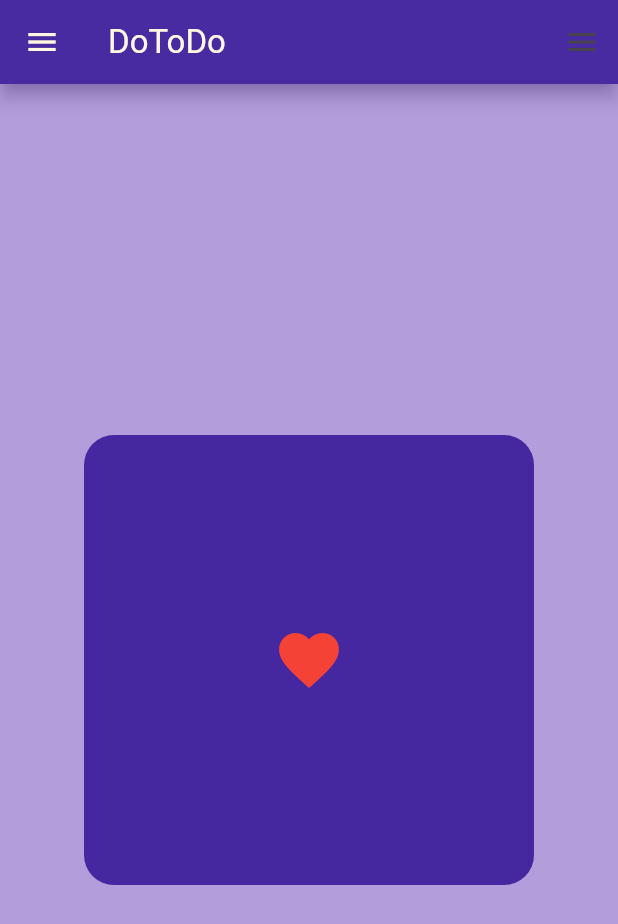
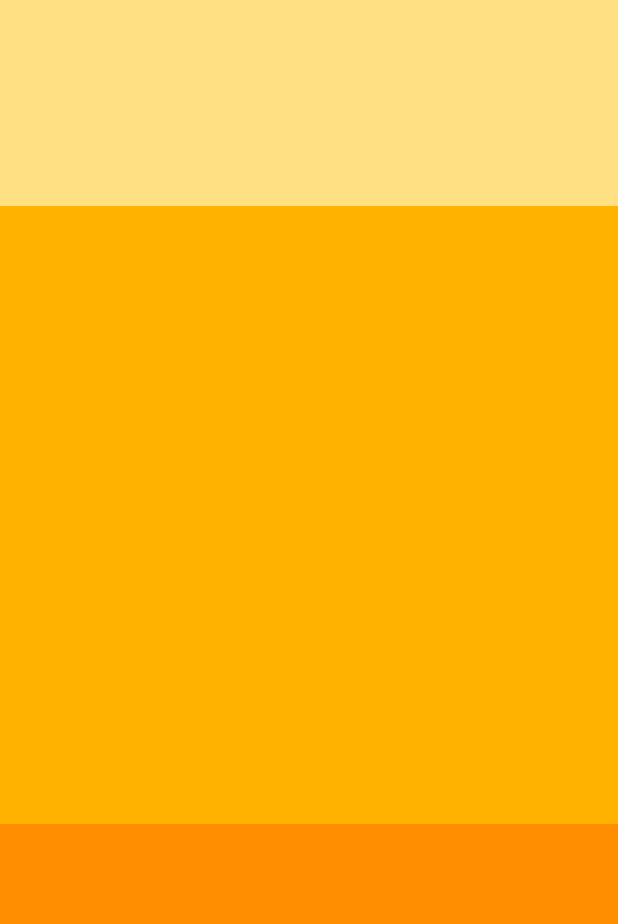
Before and after one commit to DarshDCoding/learningFlutter, a Flutter app: the screen it shows after launch, on a phone screen of 412 x 824 dp. Shown: the top 924 px of the screen. Run offline on Flutter 3.47's test engine with Material 3 defaults, Android fonts, the phone set to English and light mode, and no system bars.

Commit message:
playing with Column and expanded

```diff
--- a/lib/main.dart
+++ b/lib/main.dart
@@ -12,39 +12,37 @@ class App extends StatelessWidget {
     return MaterialApp(
       debugShowCheckedModeBanner: false,
       home: Scaffold(
-        backgroundColor: Colors.deepPurple.shade200,
-        appBar: AppBar(
-          title: Text("DoToDo",
-          style: TextStyle(color: Colors.amber.shade50)),
-          backgroundColor: Colors.deepPurple.shade800,
-
-          //for box shadow....
-          shadowColor: Colors.deepPurple.shade300,
-          elevation: 5,
-
-          //icon on left (use leading)
-          leading: Icon(Icons.menu,
-          color: Colors.amber.shade50,),
-          actions: [IconButton(onPressed: ()=>{}, icon: Icon(Icons.menu))],
-        ),
-        body: Center(
-          child: Container(
-            height: 300,
-            width: 300,
-            // padding: EdgeInsets.only(top: 40, left: 40),
-            decoration: BoxDecoration(
-              color: Colors.deepPurple.shade800,
-              borderRadius: BorderRadius.circular(20),
-            ),
-            child: Center(
-              child: Icon(
-                Icons.favorite_sharp,
-                color: Colors.red.shade500,
-                size: 48,
+        // backgroundColor: Colors.deepPurple.shade200,
+        body:
+        Container(
+          child: Column(
+            // mainAxisAlignment: MainAxisAlignment.spaceEvenly,
+            crossAxisAlignment: CrossAxisAlignment.end,
+            children: [
+              //Expanded can be used to make all items take equal space in given container by removing height and widhth from every children.
+              //box 1
+              Expanded( //expands to take all space in whatever dimention in missing i.e. height/width
+                child: Container(
+                  color: Colors.amber.shade200,
+                ),
               ),
-            ),
+              //box 2
+              Expanded(
+                flex: 3, //height ratio in comparison with other childrens
+                child: Container(
+                  color: Colors.amber.shade600,
+                ),
+              ),
+              //box 3
+              Expanded(
+                flex: 2,
+                child: Container(
+                  color: Colors.amber.shade800,
+                ),
+              ),
+            ],
           ),
-        ),
+        )
       ),
     );
   }
```
